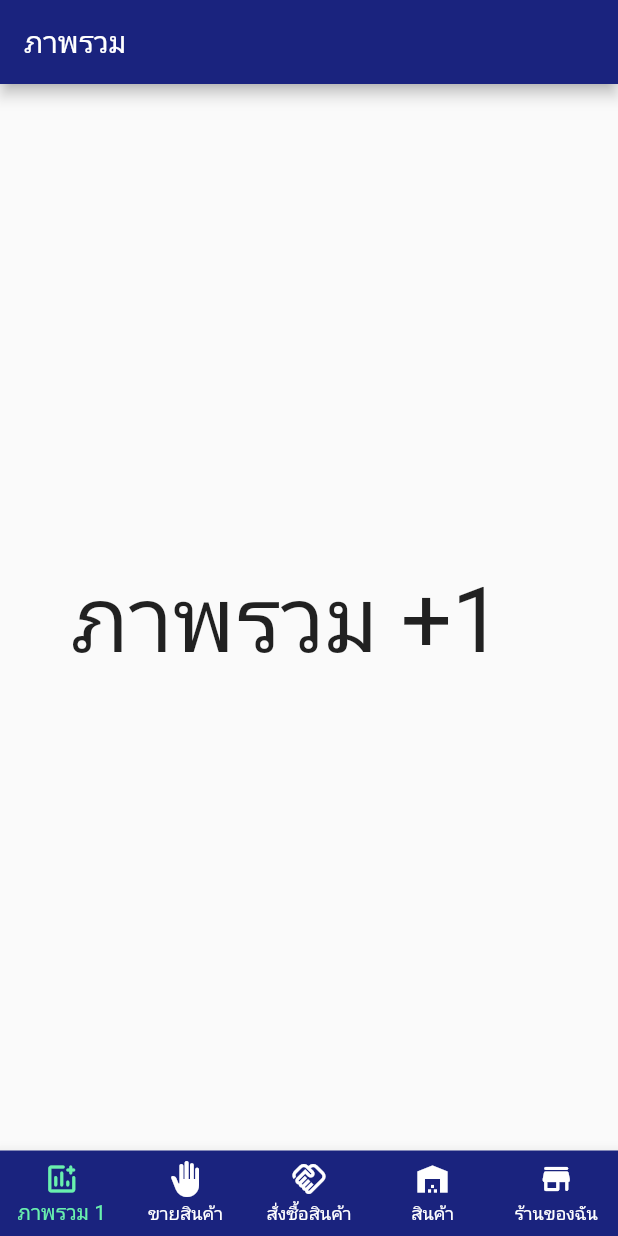
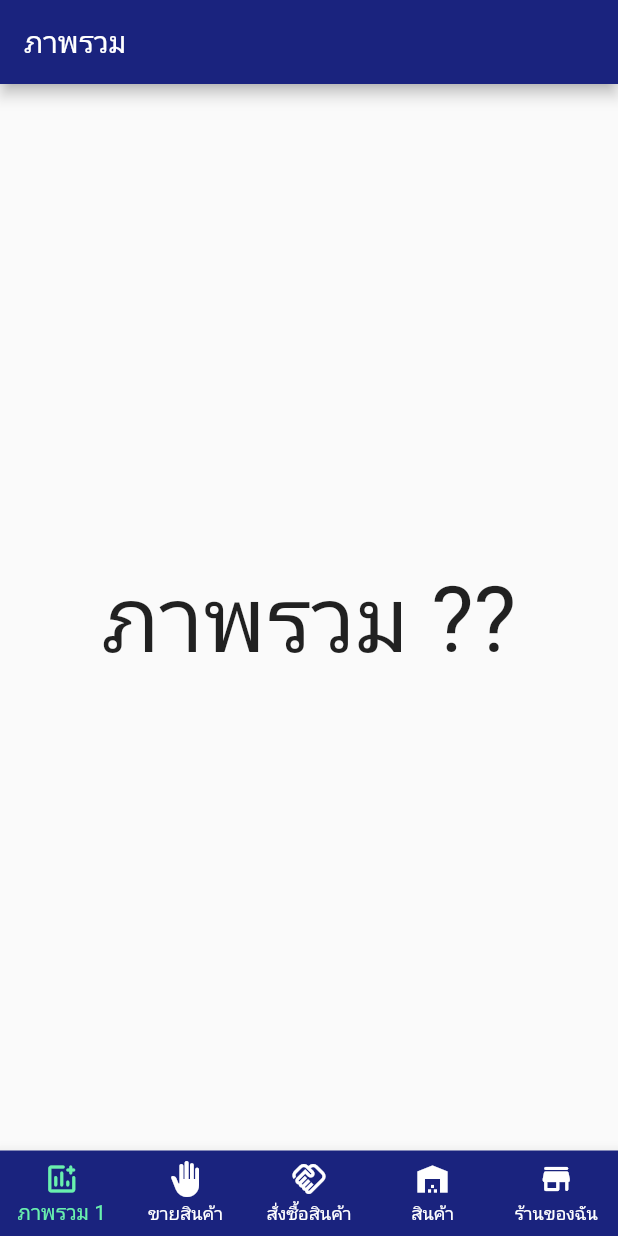
Before and after one commit to Parisleah/WarehouseMnmt, a Flutter app: the screen it shows after launch, on a phone screen of 412 x 824 dp. Run offline on Flutter 3.47's test engine with Material 2 defaults, Android fonts, the phone set to English and light mode, and no system bars.

Commit message:
แก้ไข body

```diff
--- a/lib/Page/dashboard_page.dart
+++ b/lib/Page/dashboard_page.dart
@@ -9,7 +9,7 @@ class DashboardPage extends StatelessWidget {
         ),
         body: Center(
             child: Text(
-          "ภาพรวม +1  ",
+          "ภาพรวม ??",
           style: TextStyle(fontSize: 60),
         )),
       );
```
